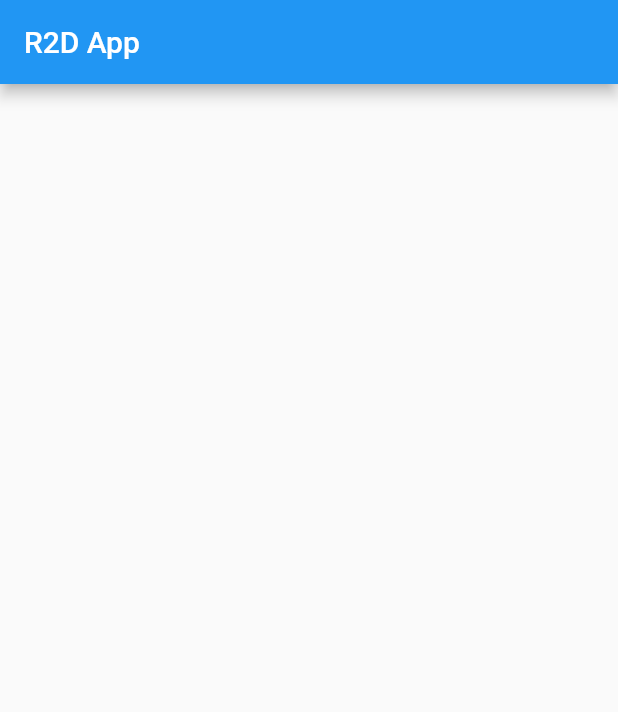
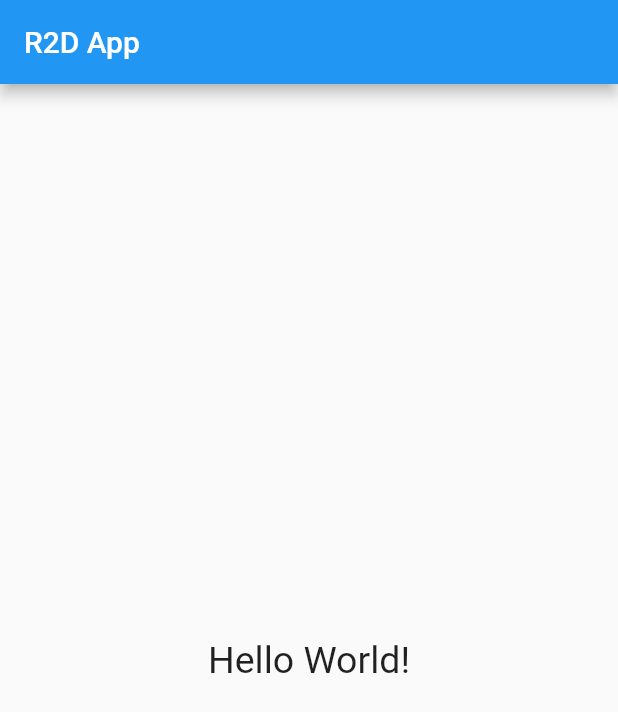
Before and after one commit to xenonv1/r2d, a Flutter app: the screen it shows after launch, on a phone screen of 412 x 824 dp. Shown: the top 712 px of the screen. Run offline on Flutter 3.47's test engine with Material 2 defaults, Android fonts, the phone set to English and light mode, and no system bars.

Commit message:
added a text widget to output a string to the user

```diff
--- a/flutter/r2d/lib/main.dart
+++ b/flutter/r2d/lib/main.dart
@@ -44,6 +44,11 @@ class _MyHomePageState extends State<MyHomePage> {
         child: Column(
           mainAxisAlignment: MainAxisAlignment.center,
           children: const <Widget>[
+            Text("Hello World!",
+            style: TextStyle(
+                fontSize: 25.0,
+              ),
+            ),
           ],
         ),
       ),
```
